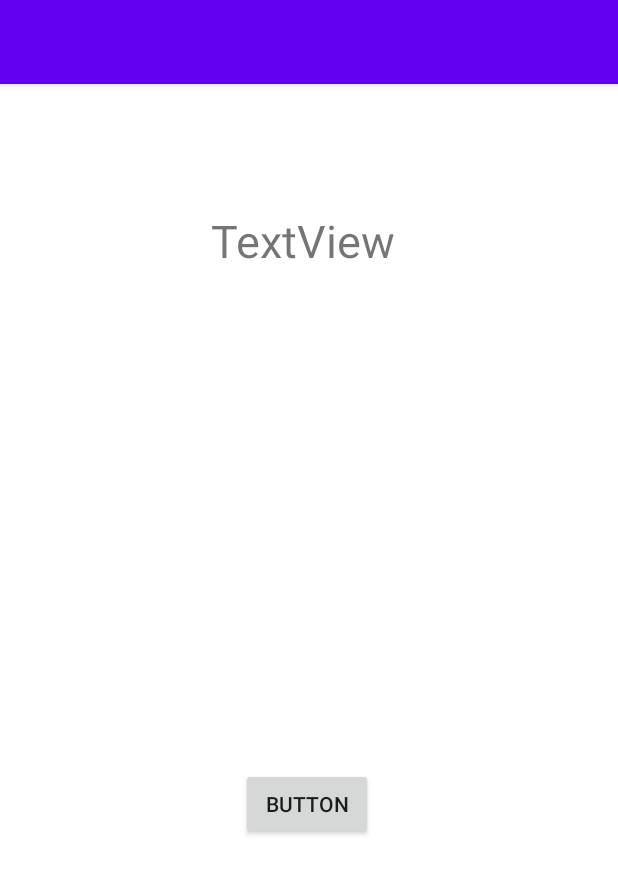
After one commit to Abhaysingh10/EasyApp, an Android app: the categories screen opened directly, with no data from a screen before it, on a phone screen of 412 x 824 dp. The commit adds this screen. Shown: the top 874 px of the screen. Run offline under Robolectric (Android 15) with nearby library versions, the phone set to English and light mode, and no system bars; Roboto replaces fonts that are not available here.

Commit message:
Google Login is corrected now, yet to display the profile on next Page after login. 22-July

```diff
--- a/app/build.gradle
+++ b/app/build.gradle
@@ -31,10 +31,12 @@ dependencies {
     implementation 'androidx.constraintlayout:constraintlayout:1.1.3'
     implementation 'com.google.firebase:firebase-auth:19.3.1'
     implementation 'com.google.android.gms:play-services-auth:18.0.0'
+    implementation 'com.google.firebase:firebase-database:19.3.1'
 
     implementation 'com.google.firebase:firebase-analytics:17.4.3'
     testImplementation 'junit:junit:4.12'
     androidTestImplementation 'androidx.test.ext:junit:1.1.1'
     androidTestImplementation 'androidx.test.espresso:espresso-core:3.2.0'
     implementation 'com.google.android.material:material:1.1.0'
+    implementation 'com.google.firebase:firebase-core:17.0.0'
 }
--- a/app/src/main/AndroidManifest.xml
+++ b/app/src/main/AndroidManifest.xml
@@ -9,7 +9,10 @@
         android:roundIcon="@mipmap/ic_launcher_round"
         android:supportsRtl="true"
         android:theme="@style/AppTheme">
-        <activity android:name=".loginActivity"></activity>
+        <activity android:name=".profileRegister"></activity>
+        <activity android:name=".categories" />
+        <activity android:name=".Questionnaire" />
+        <activity android:name=".loginActivity" />
         <activity android:name=".afterLogin" />
         <activity android:name=".registerActivity" />
         <activity
--- /dev/null
+++ b/app/src/main/java/com/example/easy/categories.java
@@ -0,0 +1,76 @@
+package com.example.easy;
+
+import androidx.annotation.NonNull;
+import androidx.appcompat.app.AppCompatActivity;
+import androidx.lifecycle.GenericLifecycleObserver;
+
+import android.content.Intent;
+import android.os.Bundle;
+import android.widget.Button;
+import android.widget.EditText;
+import android.widget.ImageView;
+import android.widget.TextView;
+import android.widget.Toast;
+
+import com.google.android.gms.auth.api.Auth;
+import com.google.android.gms.auth.api.signin.GoogleSignIn;
+import com.google.android.gms.auth.api.signin.GoogleSignInAccount;
+import com.google.android.gms.auth.api.signin.GoogleSignInClient;
+import com.google.android.gms.auth.api.signin.GoogleSignInOptions;
+import com.google.android.gms.auth.api.signin.GoogleSignInResult;
+import com.google.android.gms.common.api.GoogleApi;
+import com.google.android.gms.common.api.GoogleApiClient;
+import com.google.android.gms.common.api.OptionalPendingResult;
+import com.google.android.gms.common.api.ResultCallback;
+
+public class categories extends AppCompatActivity {
+
+    TextView userName;
+    ImageView profileImage;
+    Button logoutbutn;
+    GoogleSignInOptions gso;
+    GoogleApi googleApi;
+    GoogleSignInClient mSignInClient;
+
+    @Override
+    protected void onCreate(Bundle savedInstanceState) {
+        super.onCreate(savedInstanceState);
+        setContentView(R.layout.activity_categories);
+
+
+
+        userName = (TextView) findViewById(R.id.userName);
+        profileImage = findViewById(R.id.userProfile_Image);
+        logoutbutn = findViewById(R.id.logout_button);
+
+
+        gso = new GoogleSignInOptions.Builder(GoogleSignInOptions.DEFAULT_SIGN_IN)
+                .requestEmail()
+                .build();
+    }
+
+    ////// Need to work on ActivityResult
+
+
+        public void  handleSignInResult(GoogleSignInResult result){
+            if (result.isSuccess()){
+                GoogleSignInAccount account = result.getSignInAccount();
+                userName.setText(account.getDisplayName());
+                try {
+
+            }catch (NullPointerException e){
+                    Toast.makeText(categories.this, "Image not found", Toast.LENGTH_SHORT).show();
+                }
+        }
+            else{
+                gotoMainActivity();
+            }
+
+
+    }
+
+    private void gotoMainActivity(){
+        startActivity(new Intent(categories.this, MainActivity.class));
+    }
+
+}
--- a/app/src/main/java/com/example/easy/loginActivity.java
+++ b/app/src/main/java/com/example/easy/loginActivity.java
@@ -70,7 +70,10 @@ public class loginActivity extends AppCompatActivity {
                                 if (task.isSuccessful()){
                                     Toast.makeText(loginActivity.this, "Logged in Successfully" , Toast.LENGTH_SHORT).show();
                                     FirebaseUser firebaseUser = mfirebaseAuth.getCurrentUser();
-                                    startActivity(new Intent(loginActivity.this, afterLogin.class));
+                                    String userName = firebaseUser.getDisplayName() ;
+                                    Intent intent = new Intent(loginActivity.this, categories.class);
+                                    intent.putExtra("This is userName" , userName.toString());
+                                    startActivity(intent);
                                 }
                                 else {
                                     Toast.makeText(loginActivity.this, "Login Failed, Try again", Toast.LENGTH_SHORT).show();
--- /dev/null
+++ b/app/src/main/res/layout/activity_categories.xml
@@ -0,0 +1,55 @@
+<?xml version="1.0" encoding="utf-8"?>
+<androidx.constraintlayout.widget.ConstraintLayout xmlns:android="http://schemas.android.com/apk/res/android"
+    xmlns:app="http://schemas.android.com/apk/res-auto"
+    xmlns:tools="http://schemas.android.com/tools"
+    android:layout_width="match_parent"
+    android:layout_height="match_parent"
+    android:background="@color/design_default_color_background"
+    tools:context=".categories">
+
+    <TextView
+        android:id="@+id/userName"
+        android:layout_width="152dp"
+        android:layout_height="55dp"
+        android:layout_marginStart="147dp"
+        android:layout_marginLeft="147dp"
+        android:layout_marginTop="84dp"
+        android:layout_marginEnd="207dp"
+        android:layout_marginRight="207dp"
+        android:text="TextView"
+        android:textSize="30dp"
+        app:layout_constraintEnd_toEndOf="parent"
+        app:layout_constraintHorizontal_bias="0.073"
+        app:layout_constraintStart_toStartOf="parent"
+        app:layout_constraintTop_toTopOf="parent" />
+
+    <ImageView
+        android:id="@+id/userProfile_Image"
+        android:layout_width="wrap_content"
+        android:layout_height="wrap_content"
+        android:layout_marginStart="140dp"
+        android:layout_marginLeft="140dp"
+        android:layout_marginEnd="143dp"
+        android:layout_marginRight="143dp"
+        app:layout_constraintEnd_toEndOf="parent"
+        app:layout_constraintHorizontal_bias="1.0"
+        app:layout_constraintStart_toStartOf="parent"
+        app:layout_constraintTop_toBottomOf="@+id/userName"
+        tools:srcCompat="@tools:sample/avatars" />
+
+    <Button
+        android:id="@+id/logout_button"
+        android:layout_width="wrap_content"
+        android:layout_height="wrap_content"
+        android:layout_marginStart="160dp"
+        android:layout_marginLeft="160dp"
+        android:layout_marginTop="170dp"
+        android:layout_marginEnd="163dp"
+        android:layout_marginRight="163dp"
+        android:layout_marginBottom="117dp"
+        android:text="Button"
+        app:layout_constraintBottom_toBottomOf="parent"
+        app:layout_constraintEnd_toEndOf="parent"
+        app:layout_constraintStart_toStartOf="parent"
+        app:layout_constraintTop_toBottomOf="@+id/userProfile_Image" />
+</androidx.constraintlayout.widget.ConstraintLayout>
```
Also changed, not shown: app/src/main/java/com/example/easy/MainActivity.java (+42 -38 lines), app/src/main/java/com/example/easy/Questionnaire.java (added, +44 -0 lines), app/src/main/java/com/example/easy/profileRegister.java (added, +14 -0 lines), app/src/main/res/layout/activity_login.xml (+2 -12 lines), app/src/main/res/layout/activity_profile_register.xml (added, +9 -0 lines), app/src/main/res/layout/activity_questionnaire.xml (added, +18 -0 lines), app/src/main/res/drawable-v24/shaktiman.jpg (added), 1 other file.
